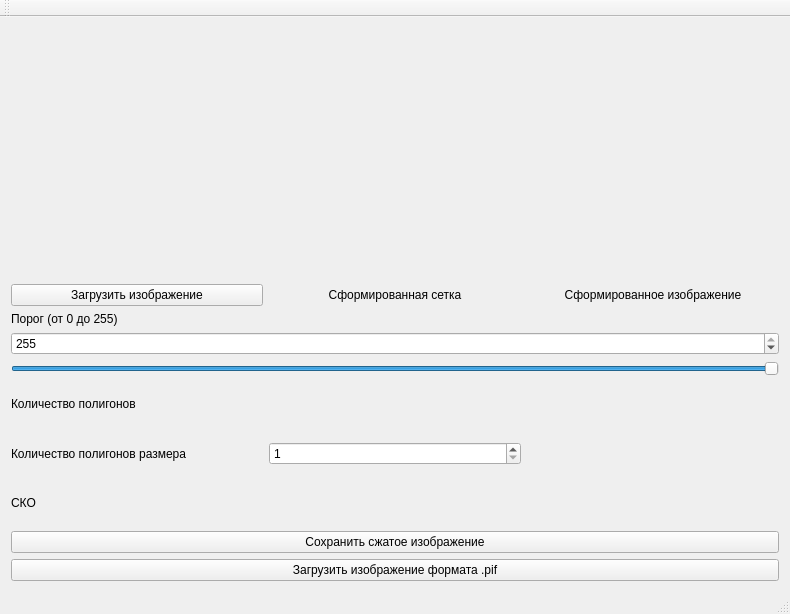
Above: model_main.ui from captain-avocado/polygons before the change. Below: the same form after it.
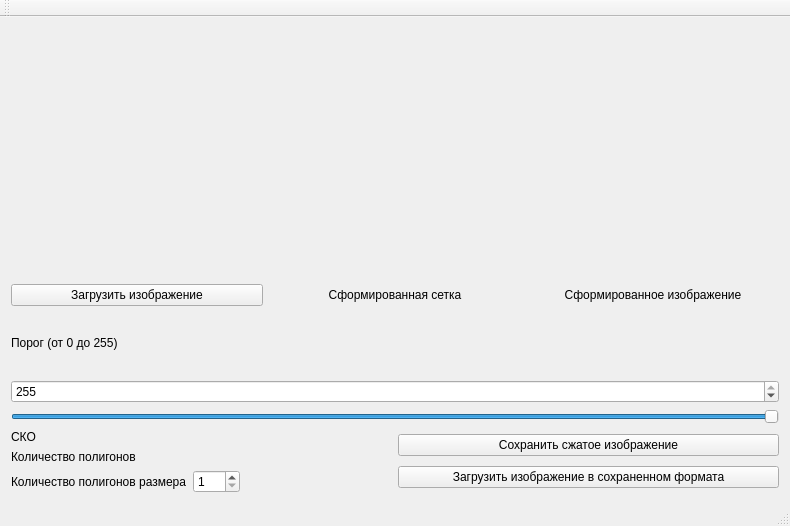
That is the form after the change.

The edit to the form file:
```diff
--- a/model_main.ui
+++ b/model_main.ui
@@ -7,14 +7,14 @@
     <x>0</x>
     <y>0</y>
     <width>790</width>
-    <height>614</height>
+    <height>526</height>
    </rect>
   </property>
   <property name="windowTitle">
    <string>Разбиение изображения</string>
   </property>
   <widget class="QWidget" name="centralWidget">
-   <layout class="QVBoxLayout" name="verticalLayout_5">
+   <layout class="QVBoxLayout" name="verticalLayout_9">
     <item>
      <layout class="QVBoxLayout" name="verticalLayout_4">
       <item>
@@ -166,8 +166,19 @@
      </layout>
     </item>
     <item>
+     <layout class="QHBoxLayout" name="horizontalLayout_4">
+      <item>
      <layout class="QHBoxLayout" name="horizontalLayout_3">
       <item>
+         <layout class="QVBoxLayout" name="verticalLayout_7">
+          <item>
+           <widget class="QLabel" name="label_deviationName">
+            <property name="text">
+             <string>СКО</string>
+            </property>
+           </widget>
+          </item>
+          <item>
        <widget class="QLabel" name="label_2">
         <property name="text">
          <string>Количество полигонов</string>
@@ -175,15 +186,6 @@
        </widget>
       </item>
       <item>
-       <widget class="QLabel" name="label_polyNum">
-        <property name="text">
-         <string/>
-        </property>
-       </widget>
-      </item>
-     </layout>
-    </item>
-    <item>
      <layout class="QHBoxLayout" name="horizontalLayout_2">
       <item>
        <widget class="QLabel" name="label_3">
@@ -205,24 +207,12 @@
         </property>
        </widget>
       </item>
-      <item>
-       <widget class="QLabel" name="label_reqPolyNum">
-        <property name="text">
-         <string/>
-        </property>
-       </widget>
+           </layout>
       </item>
      </layout>
     </item>
     <item>
-     <layout class="QHBoxLayout" name="horizontalLayout_4">
-      <item>
-       <widget class="QLabel" name="label_deviationName">
-        <property name="text">
-         <string>СКО</string>
-        </property>
-       </widget>
-      </item>
+         <layout class="QVBoxLayout" name="verticalLayout_5">
       <item>
        <widget class="QLabel" name="label_deviationNum">
         <property name="text">
@@ -230,8 +220,26 @@
         </property>
        </widget>
       </item>
-     </layout>
-    </item>
+          <item>
+           <widget class="QLabel" name="label_polyNum">
+            <property name="text">
+             <string/>
+            </property>
+           </widget>
+          </item>
+          <item>
+           <widget class="QLabel" name="label_reqPolyNum">
+            <property name="text">
+             <string/>
+            </property>
+           </widget>
+          </item>
+         </layout>
+        </item>
+       </layout>
+      </item>
+      <item>
+       <layout class="QVBoxLayout" name="verticalLayout_8">
     <item>
      <widget class="QPushButton" name="pushButton_saveCompressed">
       <property name="text">
@@ -242,9 +250,13 @@
     <item>
      <widget class="QPushButton" name="pushButton_loadPIF">
       <property name="text">
-       <string>Загрузить изображение формата .pif</string>
-      </property>
-     </widget>
+           <string>Загрузить изображение в сохраненном формата</string>
+          </property>
+         </widget>
+        </item>
+       </layout>
+      </item>
+     </layout>
     </item>
    </layout>
   </widget>
```
Lines whose indentation alone changed are shown as unchanged.
